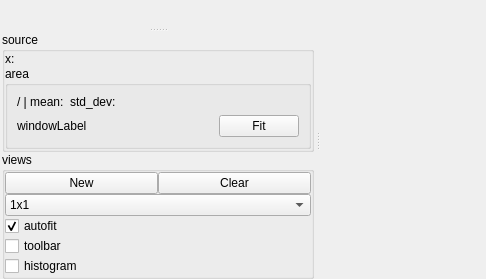
Before: the Qt Designer form resources/ui/overview.ui in flegac/piaf-edit, drawn with Qt 5.
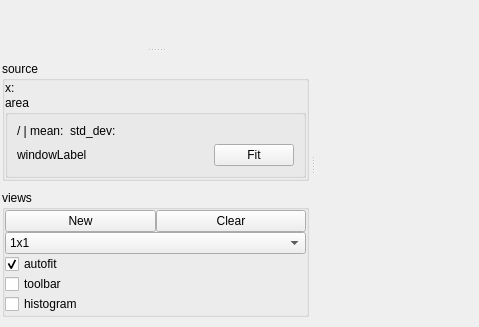
After: the same form once the commit is applied. Custom widgets are drawn as their Qt base class.

What changed in the file:
```diff
--- a/resources/ui/overview.ui
+++ b/resources/ui/overview.ui
@@ -6,8 +6,8 @@
    <rect>
        <x>0</x>
        <y>0</y>
-       <width>486</width>
-       <height>279</height>
+    <width>479</width>
+    <height>327</height>
    </rect>
   </property>
   <property name="windowTitle">
```
Lines whose indentation alone changed are shown as unchanged.
